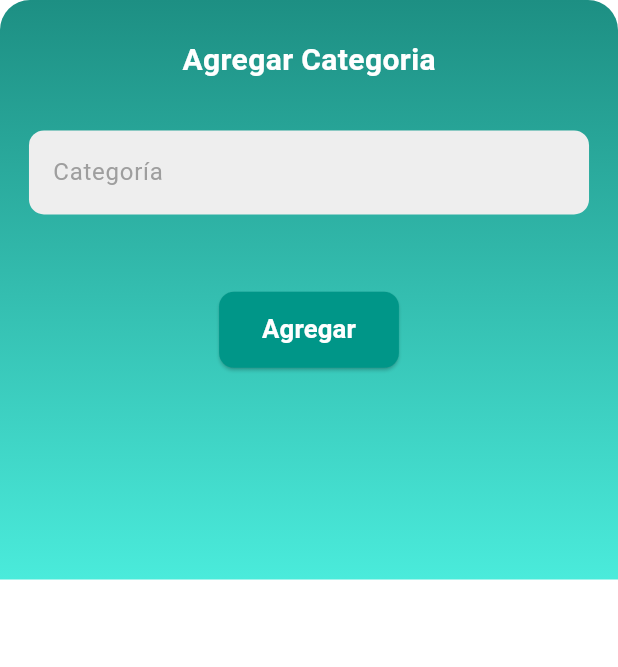
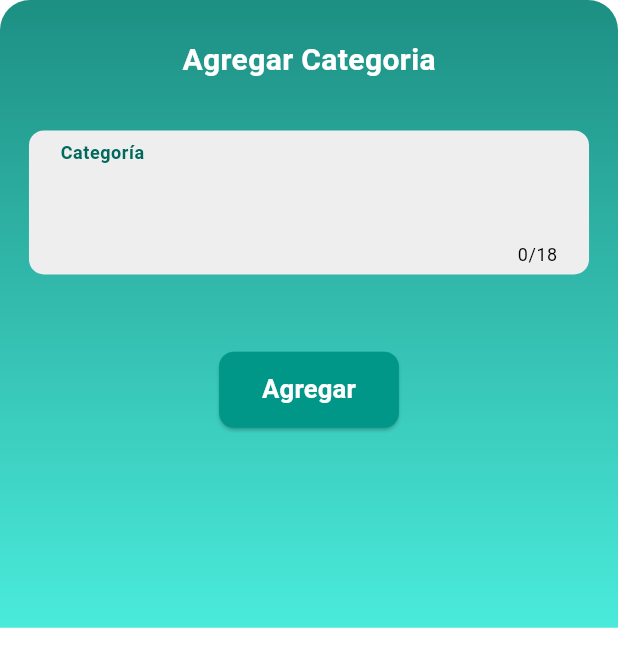
Before and after one commit to FerxhoDev/cardsapp, a Flutter app: the AddCatmod widget shown alone on an empty page, opened directly, on a phone screen of 412 x 824 dp. Shown: the top 667 px of the screen. Run offline on Flutter 3.47's test engine with Material 3 defaults, Android fonts, the phone set to English and light mode, and no system bars; our stand-ins replace cloud_firestore, firebase_auth, firebase_core, flutter_screenutil, go_router, shared_preferences and 1 more; missing offline and left inert: slimy_card_plus; accounts and stored records are empty; network calls fail.

```diff
--- a/lib/presentation/screens/Home/AddCat.modal.dart
+++ b/lib/presentation/screens/Home/AddCat.modal.dart
@@ -2,6 +2,7 @@ import 'package:cloud_firestore/cloud_firestore.dart';
 import 'package:firebase_auth/firebase_auth.dart';
 import 'package:flutter/material.dart';
 import 'package:flutter_screenutil/flutter_screenutil.dart';
+import 'package:flutter/services.dart';
 
 class AddCatmod extends StatefulWidget {
   const AddCatmod({super.key});
@@ -19,6 +20,12 @@ class _AddCatmodState extends State<AddCatmod> {
   final TextEditingController _categoryController = TextEditingController();
   final TextEditingController _cardTitleController = TextEditingController();
   final TextEditingController _detalleTitleController = TextEditingController();
+
+  var _counterTittle = "";
+  var _counterDetalle = "";
+  var _counterCategory = "";
+
+
 
   // Método para crear una categoría en Firebase y obtener su ID
   Future<void> _createCategory() async {
@@ -82,7 +89,7 @@ class _AddCatmodState extends State<AddCatmod> {
           bottom: MediaQuery.of(context).viewInsets.bottom,
         ),
         child: Container(
-          height: 600.h,
+          height: 650.h,
           decoration: const BoxDecoration(
             gradient: LinearGradient(
               begin: Alignment.topCenter,
@@ -107,17 +114,34 @@ class _AddCatmodState extends State<AddCatmod> {
                           color: Colors.white,
                           fontWeight: FontWeight.bold)),
                   SizedBox(height: 50.h),
-                  TextField(
-                    controller: _categoryController,
-                    decoration: InputDecoration(
-                      labelText: 'Categoría',
-                      labelStyle: const TextStyle(color: Colors.grey),
-                      floatingLabelBehavior: FloatingLabelBehavior.never,
-                      filled: true,
-                      fillColor: Colors.grey[200],
-                      border: const OutlineInputBorder(
-                        borderSide: BorderSide.none,
-                        borderRadius: BorderRadius.all(Radius.circular(10)),
+                  Container(
+                    decoration: BoxDecoration(
+                      color: Colors.grey[200],
+                      borderRadius: BorderRadius.circular(10),
+                    ),
+                    child: Padding(
+                      padding: const EdgeInsets.only(top: 15.0, left: 5.0, right: 5.0, bottom: 5.0),
+                      child: TextField(
+                        onChanged: (value) {
+                          setState(() {
+                            _counterCategory = (18 - value.length).toString();
+                          });
+                        },
+                        maxLength: 18,
+                        maxLengthEnforcement: MaxLengthEnforcement.enforced,
+                        controller: _categoryController,
+                        decoration: InputDecoration(
+                          labelText: 'Categoría',
+                          labelStyle: TextStyle(color: Colors.teal[800], fontWeight: FontWeight.bold),
+                          alignLabelWithHint: false,
+                          floatingLabelBehavior: FloatingLabelBehavior.values[2],
+                          filled: true,
+                          fillColor: Colors.grey[200],
+                          border: const OutlineInputBorder(
+                            borderSide: BorderSide.none,
+                            borderRadius: BorderRadius.all(Radius.circular(10)),
+                          ),
+                        ),
                       ),
                     ),
                   ),
@@ -146,37 +170,75 @@ class _AddCatmodState extends State<AddCatmod> {
                           fontSize: 35.sp,
                           color: Colors.white,
                           fontWeight: FontWeight.bold)),
-                  SizedBox(height: 50.h),
-                  TextField(
+                  SizedBox(height: 20.h),
+                  Container(
+                decoration: BoxDecoration(
+                  color: Colors.grey[200],
+                  borderRadius: BorderRadius.circular(10),
+                ),
+                child: Padding(
+                  padding: const EdgeInsets.only(top: 15.0, left: 5.0, right: 5.0, bottom: 5.0),
+                  child: TextField(
+                    onChanged: (value) {
+                      setState(() {
+                        _counterTittle = (15 - value.length).toString();
+                      });
+                    },
+                    maxLength: 15,
+                    maxLengthEnforcement: MaxLengthEnforcement.enforced,
                     controller: _cardTitleController,
                     decoration: InputDecoration(
                       labelText: 'Título',
-                      labelStyle: const TextStyle(color: Colors.grey),
-                      floatingLabelBehavior: FloatingLabelBehavior.never,
+                      labelStyle: TextStyle(color: Colors.teal[800], fontWeight: FontWeight.bold),
+                      alignLabelWithHint: false,
+                      floatingLabelBehavior: FloatingLabelBehavior.values[2],
                       filled: true,
                       fillColor: Colors.grey[200],
                       border: const OutlineInputBorder(
                         borderSide: BorderSide.none,
                         borderRadius: BorderRadius.all(Radius.circular(10)),
                       ),
+
                     ),
                   ),
+                ),
+              ),
                   SizedBox(height: 25.h),
-                  TextField(
+                  Container(
+                decoration: BoxDecoration(
+                  color: Colors.grey[200],
+                  borderRadius: BorderRadius.circular(10),
+                ),
+                child: Padding(
+                  padding: const EdgeInsets.only(top: 15.0, left: 5.0, right: 5.0, bottom: 5.0),
+                  child: TextField(
+                    onChanged: (value) {
+                      setState(() {
+                        _counterDetalle = (170 - value.length).toString();
+                      });
+                    },
+                    maxLength: 170,
+                    maxLengthEnforcement: MaxLengthEnforcement.enforced,
                     controller: _detalleTitleController,
                     decoration: InputDecoration(
+                      counterStyle: TextStyle(color: Colors.teal[800], fontSize: 12, fontWeight: FontWeight.bold),
+                      counterText: "$_counterDetalle/170",
                       labelText: 'Detalle',
-                      labelStyle: const TextStyle(color: Colors.grey),
-                      floatingLabelBehavior: FloatingLabelBehavior.never,
+                      labelStyle: TextStyle(color: Colors.teal[800], fontWeight: FontWeight.bold),
+                      alignLabelWithHint: false,
+                      floatingLabelBehavior: FloatingLabelBehavior.values[2],
                       filled: true,
                       fillColor: Colors.grey[200],
                       border: const OutlineInputBorder(
-                        borderSide: BorderSide.none,
-                        borderRadius: BorderRadius.all(Radius.circular(10)),
-                      ),
+                            borderSide: BorderSide.none,
+                            borderRadius: BorderRadius.all(Radius.circular(10)),
+                          ),
                     ),
+                    maxLines: 2,
                   ),
-                  SizedBox(height: 35.h),
+                ),
+              ),
+                  SizedBox(height: 25.h),
                   ElevatedButton(
                     onPressed: () {
                       _addCardToCategory();
--- a/lib/presentation/screens/cards/cardsUpdate.dart
+++ b/lib/presentation/screens/cards/cardsUpdate.dart
@@ -115,7 +115,6 @@ User user = FirebaseAuth.instance.currentUser!; // Usuario actual
                   padding: const EdgeInsets.only(top: 15.0, left: 5.0, right: 5.0, bottom: 5.0),
                   child: TextField(
                     controller: _tituloController,
-
                     decoration: InputDecoration(
                       labelText: 'Título',
                       labelStyle: TextStyle(color: Colors.teal[800], fontWeight: FontWeight.bold),
--- a/lib/presentation/screens/signIn/signIn.dart
+++ b/lib/presentation/screens/signIn/signIn.dart
@@ -35,7 +35,7 @@ Future<void> _register() async {
     await userCredential.user!.updateDisplayName(_nameController.text.trim());
 
     // Enviar correo de verificación
-    await userCredential.user!.sendEmailVerification();
+    //await userCredential.user!.sendEmailVerification();
 
     // Guardar el nombre de usuario y correo en Firestore
     await FirebaseFirestore.instance.collection('users').doc(userCredential.user!.uid).set({
```
Also changed, not shown: lib/presentation/screens/cards/addCArdModal.dart (added, +182 -0 lines), lib/presentation/screens/cards/cardsplay.dart (+14 -2 lines).
